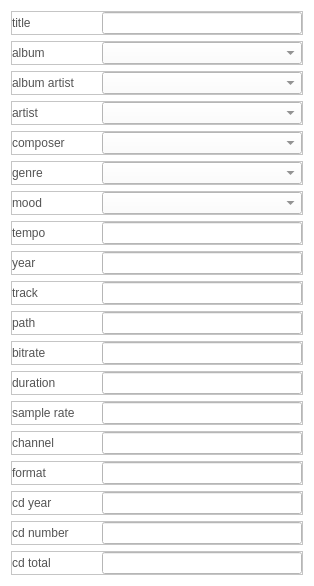
Old version of the form CaX/dialog/trackinfo.ui in the repository fsest4u/CaX_03.
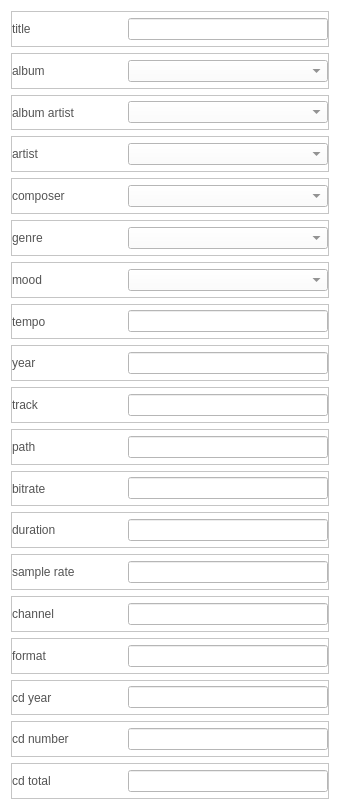
New version of the form.

Diff of the .ui file:
```diff
--- a/CaX/dialog/trackinfo.ui
+++ b/CaX/dialog/trackinfo.ui
@@ -6,8 +6,8 @@
    <rect>
     <x>0</x>
     <y>0</y>
-    <width>314</width>
-    <height>572</height>
+    <width>340</width>
+    <height>810</height>
    </rect>
   </property>
   <property name="windowTitle">
```
